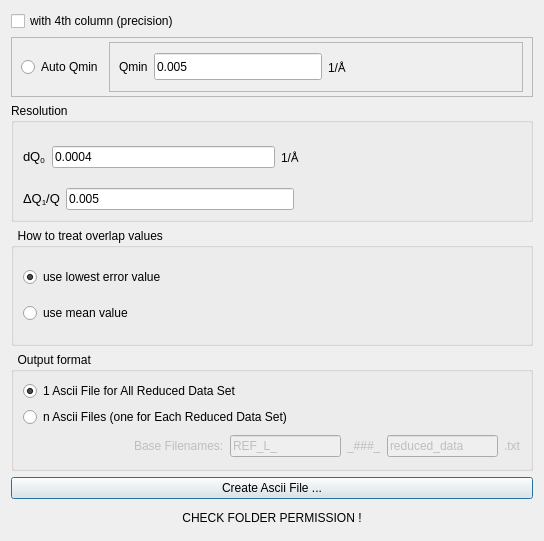
Before: the Qt Designer form designer/output_reduced_data_dialog.ui in neutrons/RefRed, drawn with Qt 5.
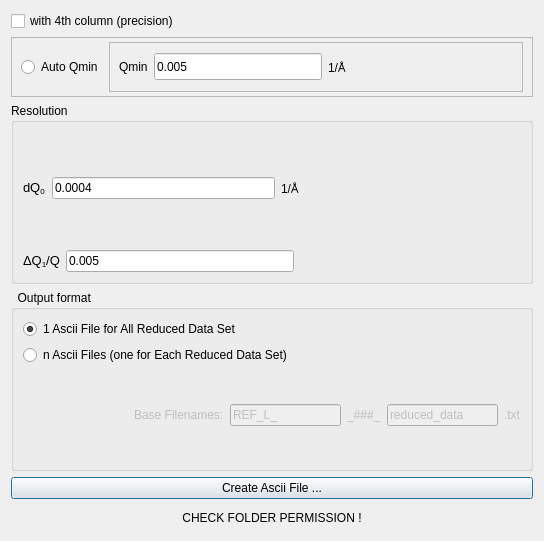
After: the same form once the commit is applied.

Commit message: Removed options in output_reduced_data output not used anymore

```diff
--- a/designer/output_reduced_data_dialog.ui
+++ b/designer/output_reduced_data_dialog.ui
@@ -213,32 +213,6 @@
        </layout>
       </widget>
      </item>
-     <item>
-      <widget class="QGroupBox" name="groupBox_3">
-       <property name="title">
-        <string>  How to treat overlap values</string>
-       </property>
-       <layout class="QVBoxLayout" name="verticalLayout_3">
-        <item>
-         <widget class="QRadioButton" name="usingLessErrorValueFlag">
-          <property name="text">
-           <string>use lowest error value</string>
-          </property>
-          <property name="checked">
-           <bool>true</bool>
-          </property>
-         </widget>
-        </item>
-        <item>
-         <widget class="QRadioButton" name="usingMeanValueFalg">
-          <property name="text">
-           <string>use mean value</string>
-          </property>
-         </widget>
-        </item>
-       </layout>
-      </widget>
-     </item>
      <item>
       <widget class="QGroupBox" name="groupBox_2">
        <property name="title">
```
The commit also changes 22 other files.
